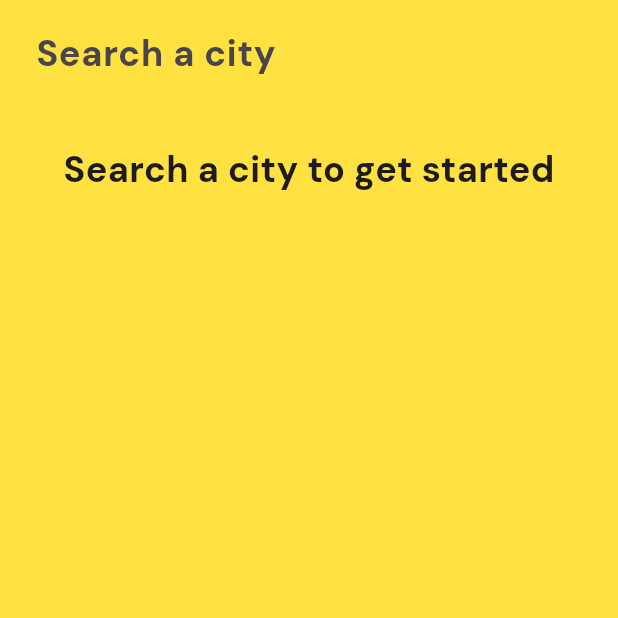
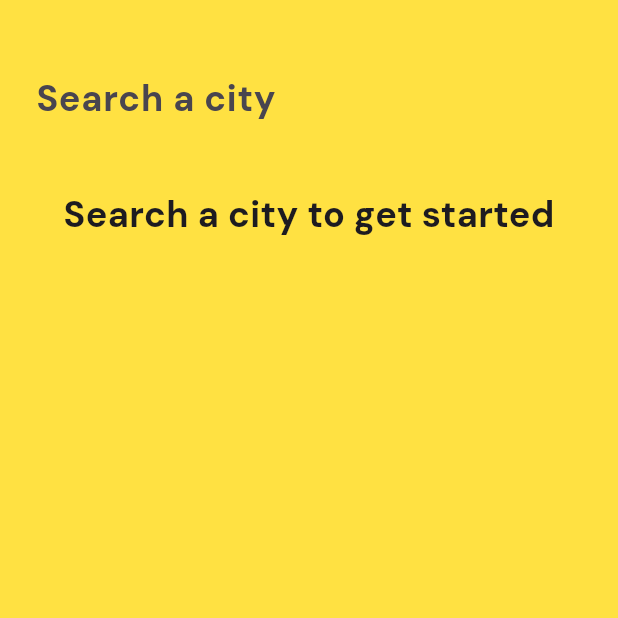
Before and after one commit to ujjwxl/weatherapp-flutter, a Flutter app: the screen it shows after launch, on a phone screen of 412 x 824 dp, the top half of it. Run offline on Flutter 3.47's test engine with Material 3 defaults, Android fonts, the phone set to English and light mode, and no system bars; our stand-ins replace google_fonts.

Commit message:
commit 5
ui improvements

```diff
--- a/lib/pages/home_page.dart
+++ b/lib/pages/home_page.dart
@@ -105,6 +105,9 @@ class _HomePageState extends State<HomePage> {
       body: SingleChildScrollView(
         child: Column(
           children: [
+            SizedBox(
+              height: 30,
+            ),
             Padding(
               padding: const EdgeInsets.all(8.0),
               child: SearchBar(
@@ -207,7 +210,7 @@ class _HomePageState extends State<HomePage> {
                   Padding(
                     padding: const EdgeInsets.all(16.0),
                     child: Container(
-                      padding: EdgeInsets.only(top: 32.0, bottom: 32.0),
+                      padding: EdgeInsets.only(top: 20.0, bottom: 20.0),
                       decoration: BoxDecoration(
                           color: Colors.black,
                           borderRadius: BorderRadius.circular(12)),
```
